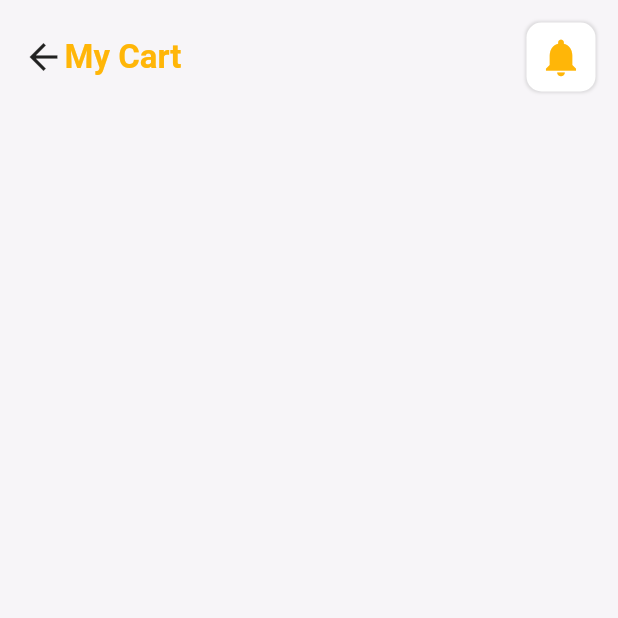
After one commit to chinthanipiumi2001/grocery_store_app, a Flutter app: the CartPage screen opened directly, on a phone screen of 412 x 824 dp, the top half of it. The commit adds this screen. Run offline on Flutter 3.47's test engine with Material 2 defaults, Android fonts, the phone set to English and light mode, and no system bars.

Commit message:
add my cart and notification bar

```diff
--- /dev/null
+++ b/lib/pages/Cartpage.dart
@@ -0,0 +1,63 @@
+import 'package:flutter/material.dart';
+
+class CartPage extends StatefulWidget{
+  @override
+  State<CartPage> createState() => _CartPageState();
+}
+class _CartPageState extends State<CartPage>{
+  @override
+  Widget build (BuildContext context){
+    return Scaffold(
+      body: ListView(
+        children: [
+          Padding(
+              padding:EdgeInsets.symmetric(vertical: 15,horizontal: 15),
+            child: Row(
+              children: [
+                InkWell(
+                  onTap: (){
+                    Navigator.pop(context);
+                  },
+                  child: Icon(
+                    Icons.arrow_back,
+                    size: 28,
+                  ),
+                ),
+                SizedBox(height: 15),
+                Text(
+                  "My Cart",
+                  style: TextStyle(
+                    fontSize: 22,
+                    fontWeight: FontWeight.bold,
+                    color: Color(0xFFFFB608),
+                  ),
+                ),
+                Spacer(),
+                Container(
+                  padding: EdgeInsets.all(8),
+                  decoration: BoxDecoration(
+                    color: Colors.white,
+                    borderRadius: BorderRadius.circular(10),
+                    boxShadow: [
+                      BoxShadow(
+                        color: Colors.grey.withOpacity(0.3),
+                        spreadRadius: 1,
+                        blurRadius: 1,
+                      ),
+                    ],
+                  ),
+                  child: Icon(
+                    Icons.notifications,
+                    size: 30,
+                    color: Color(0xFFFFB608),
+                  ),
+                ),
+              ],
+            ),
+          ),
+          Container(),
+        ],
+      ),
+    );
+  }
+}
--- a/lib/widgets/HomeBottomBar.dart
+++ b/lib/widgets/HomeBottomBar.dart
@@ -49,7 +49,7 @@ class HomeBottomBar extends StatelessWidget{
           ),
           InkWell(
             onTap: (){
-              //Navigator.pushNamed(context, "cartPage");
+              Navigator.pushNamed(context, "cartPage");
             },
             child: Column(
               children: [
```
